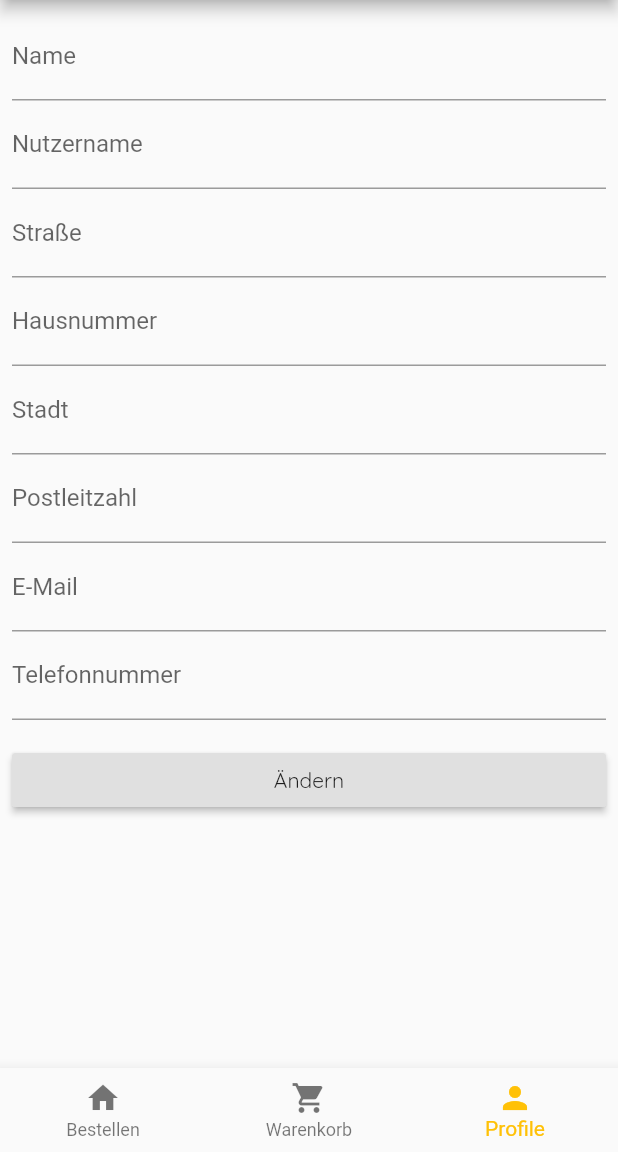
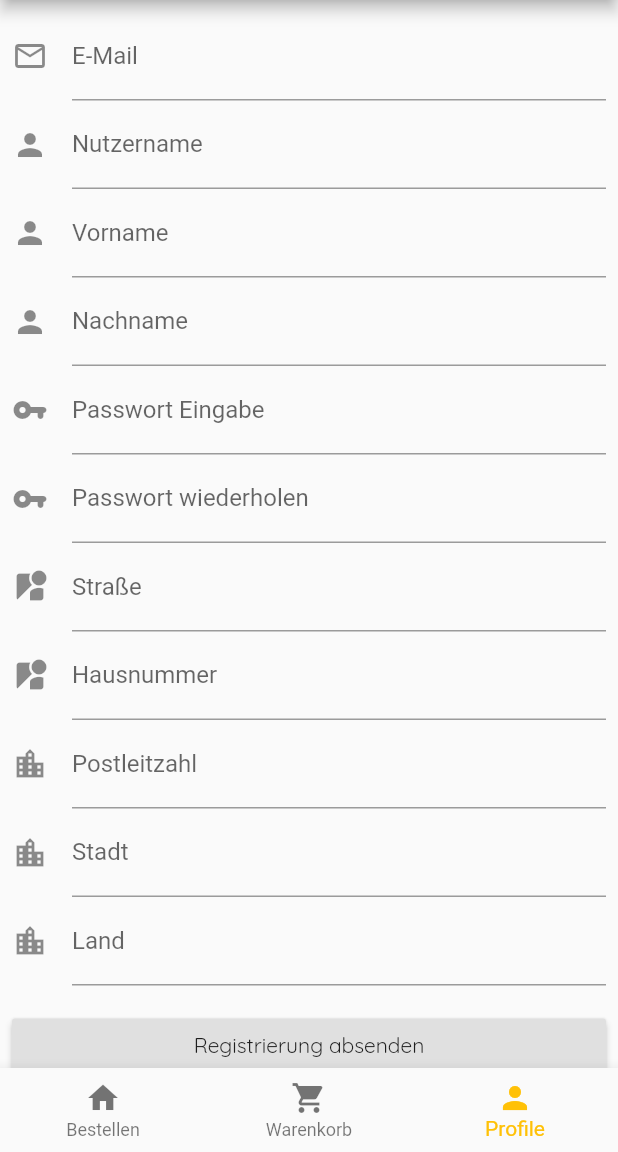
Before and after one commit to boebelix/Pizza-Shop, a Flutter app: the screen it shows after launch, item 3 of the bottom bar chosen, on a phone screen of 412 x 824 dp, the part 84-1236 px from its top. Run offline on Flutter 3.47's test engine with Material 2 defaults, Android fonts, the phone set to English and light mode, and no system bars.

Commit message:
Customize user form for signup

```diff
--- a/apps/mobileApp/lib/models/user.dart
+++ b/apps/mobileApp/lib/models/user.dart
@@ -1,73 +1,60 @@
 class User {
-  final int id;
-  final String name;
+  int id;
   final String username;
+  final String firstName;
+  final String lastName;
   final String email;
-  final Address address;
-  final String phone;
-  final String website;
+  final String password;
+  final String postalCode;
+  final String street;
+  final String number;
+  final String city;
+  final String country;
 
   User({
     this.id,
-    this.name,
     this.username,
+    this.firstName,
+    this.lastName,
     this.email,
-    this.address,
-    this.phone,
-    this.website,
+    this.password,
+    this.postalCode,
+    this.street,
+    this.number,
+    this.city,
+    this.country
   });
 
   factory User.fromJson(Map<String, dynamic> json) => User(
         id: json['id'],
-        name: json['name'],
         username: json['username'],
+        firstName: json['firstName'],
+        lastName: json['lastName'],
         email: json['email'],
-        address:
-            json['address'] != null ? Address.fromJson(json['address']) : null,
-        phone: json['phone'],
-        website: json['website'],
+        password: json['password'],
+        postalCode: json['postalCode'],
+        street: json['street'],
+        number: json['number'],
+        city: json['city'],
+        country: json['country']
       );
 
   Map<String, dynamic> toJson() => {
         "id": id,
-        "name": name,
-        "username": username,
-        "email": email,
-        "address": address?.toJson(),
-        "phone": phone,
-        "website": website,
+        "username":   username,
+        "firstName":  firstName,
+        "lastName":   lastName,
+        "email":      email,
+        "password":   password,
+        "postalCode": postalCode,
+        "street":     street,
+        "number":     number,
+        "city":       city,
+        "country":    country
       };
 
   @override
   String toString() {
-    return 'User{id: $id, name: $name}';
+    return 'User{id: $id, username: $username, firstName: $firstName, lastName: $lastName, email: $email, password: $password, postalCode: $postalCode, street: $street, number: $number, city: $city, country: $country}';
   }
 }
-
-class Address {
-  final String street;
-  final String suite;
-  final String city;
-  final String zipcode;
-
-  Address({
-    this.street,
-    this.suite,
-    this.city,
-    this.zipcode,
-  });
-
-  factory Address.fromJson(Map<String, dynamic> json) => Address(
-        street: json['street'],
-        suite: json['suite'],
-        city: json['city'],
-        zipcode: json['zipcode'],
-      );
-
-  Map<String, dynamic> toJson() => {
-        "street": street,
-        "suite": suite,
-        "city": city,
-        "zipcode": zipcode,
-      };
-}
--- a/apps/mobileApp/lib/screens/create_user_screen.dart
+++ b/apps/mobileApp/lib/screens/create_user_screen.dart
@@ -3,83 +3,135 @@ import 'package:app/models/users.dart';
 import 'package:flutter/material.dart';
 import 'package:provider/provider.dart';
 
-
 class CreateUserScreen extends StatelessWidget {
   final GlobalKey<FormState> _formKey = GlobalKey();
-    final TextEditingController name = TextEditingController();
+  final TextEditingController firstName = TextEditingController();
+  final TextEditingController lastName = TextEditingController();
   final TextEditingController username = TextEditingController();
   final TextEditingController street = TextEditingController();
   final TextEditingController number = TextEditingController();
   final TextEditingController city = TextEditingController();
-    final TextEditingController zip = TextEditingController();
+  final TextEditingController postalCode = TextEditingController();
   final TextEditingController email = TextEditingController();
-    final TextEditingController phone = TextEditingController();
+  final TextEditingController password = TextEditingController();
+  final TextEditingController passwordRepeat = TextEditingController();
+  final TextEditingController country = TextEditingController();
 
+
+  // TODO Validator übernehmen aus Backend oder aus WebApp
 
   @override
   Widget build(BuildContext context) {
     return Container(
-      child:  Form(
+      child: Form(
         key: _formKey,
         child: ListView(
           padding: const EdgeInsets.all(8),
           children: [
             TextFormField(
-                decoration: InputDecoration(labelText: "Name"),
-                controller: name,
-                validator: (value) =>
-                    value?.isEmpty ?? true ? "Bitte Name eingeben" : null,
+              decoration: InputDecoration(
+                icon: const Icon(Icons.email_outlined),
+                labelText: "E-Mail",
+              ),
+              controller: email,
             ),
             TextFormField(
-                decoration: InputDecoration(labelText: "Nutzername"),
+              decoration: InputDecoration(
+                icon: const Icon(Icons.person),
+                labelText: "Nutzername",
+              ),
               controller: username,
             ),
             TextFormField(
-                decoration: InputDecoration(labelText: "Straße"),
+              decoration: const InputDecoration(
+                icon: const Icon(Icons.person),
+                labelText: "Vorname",
+              ),
+              controller: firstName,
+              validator: (value) =>
+                  value?.isEmpty ?? true ? "Bitte Vornamen eingeben" : null,
+            ),
+            TextFormField(
+              decoration: const InputDecoration(
+                icon: const Icon(Icons.person),
+                labelText: "Nachname",
+              ),
+              controller: lastName,
+              validator: (value) =>
+                  value?.isEmpty ?? true ? "Bitte Nachnamen eingeben" : null,
+            ),
+            TextFormField(
+              decoration: const InputDecoration(
+                icon: const Icon(Icons.vpn_key_rounded),
+                labelText: "Passwort Eingabe",
+              ),
+              controller: password,
+              validator: (value) => value?.isEmpty ?? true
+                  ? "Bitte geben Sie ein Passwort ein"
+                  : null,
+            ),
+            TextFormField(
+              decoration: const InputDecoration(
+                icon: const Icon(Icons.vpn_key_rounded),
+                labelText: "Passwort wiederholen",
+              ),
+              controller: passwordRepeat,
+              validator: (value) => value?.isEmpty ?? true
+                  ? "Bitte wiederholen Sie die Passwort eingabe"
+                  : null,
+            ),
+            TextFormField(
+              decoration: const InputDecoration(
+                icon: const Icon(Icons.streetview),
+                labelText: "Straße",
+              ),
               controller: street,
             ),
             TextFormField(
-                decoration: InputDecoration(labelText: "Hausnummer"),
+              decoration: InputDecoration(
+                icon: const Icon(Icons.streetview),
+                labelText: "Hausnummer",
+              ),
               controller: number,
               keyboardType: TextInputType.number,
             ),
             TextFormField(
-                decoration: InputDecoration(labelText: "Stadt"),
+              decoration: const InputDecoration(
+                  icon: const Icon(Icons.location_city),
+                  labelText: "Postleitzahl"),
+              controller: postalCode,
+              keyboardType: TextInputType.number,
+            ),
+            TextFormField(
+              decoration: const InputDecoration(
+                icon: const Icon(Icons.location_city),
+                labelText: "Stadt",
+              ),
               controller: city,
             ),
             TextFormField(
-                decoration: InputDecoration(labelText: "Postleitzahl"),
-                controller: zip,
-                keyboardType: TextInputType.number,
+              decoration: const InputDecoration(
+                icon: const Icon(Icons.location_city),
+                labelText: "Land",
               ),
-              TextFormField(
-                decoration: InputDecoration(labelText: "E-Mail"),
-                controller: email,
+              controller: country,
             ),
-              TextFormField(
-                decoration: InputDecoration(labelText: "Telefonnummer"),
-                controller: phone,
-                keyboardType: TextInputType.number,
-              ),
-
             SizedBox(height: 16),
             RaisedButton(
-                child: Text("Ändern"),
+              child: Text("Registrierung absenden"),
               onPressed: () {
                 if (_formKey.currentState.validate()) {
                   context.read<Users>().createUser(
                         User(
-                            name: name.text,
-                            username: username.text,
-                            address: Address(
+                            email: email.text,
+                            firstName: firstName.text,
+                            lastName: lastName.text,
+                            password: password.text,
+                            street: street.text,
+                            number: number.text,
+                            postalCode: postalCode.text,
                             city: city.text,
-                              street: street.text,
-                              suite: number.text,
-                              zipcode: zip.text,
-                            ),
-                            email: email.text,
-                            phone: phone.text,
-                          ),
+                            country: country.text),
                       );
                   Navigator.pop(context);
                 }
```
Also changed, not shown: apps/mobileApp/lib/endpoints/user_endpoint.dart (renamed from apps/mobileApp/lib/services/user_service.dart). Lines whose indentation alone changed are shown as unchanged.
